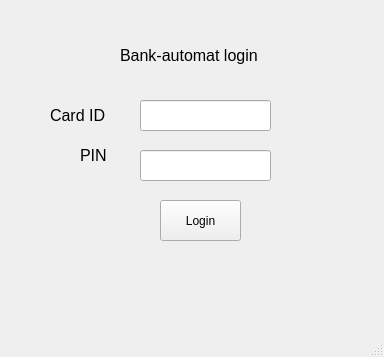
Above: bank-automat/mainwindow.ui from 25kmo-project/group_11 before the change. Below: the same form after it.
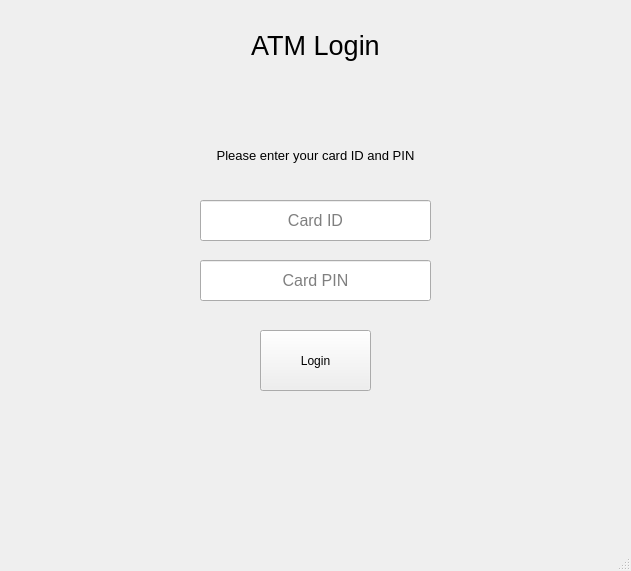
That is the form after the change.

Commit message: Muokattu kirjautumisen virheenkäsittelyä

The edit to the form file:
```diff
--- a/bank-automat/mainwindow.ui
+++ b/bank-automat/mainwindow.ui
@@ -6,120 +6,161 @@
    <rect>
     <x>0</x>
     <y>0</y>
-    <width>384</width>
-    <height>357</height>
+    <width>631</width>
+    <height>571</height>
    </rect>
   </property>
   <property name="windowTitle">
    <string>MainWindow</string>
   </property>
   <widget class="QWidget" name="centralwidget">
-   <widget class="QLabel" name="label">
+   <widget class="QStackedWidget" name="stackedWidget">
     <property name="geometry">
      <rect>
-      <x>120</x>
-      <y>40</y>
-      <width>191</width>
-      <height>31</height>
+      <x>0</x>
+      <y>90</y>
+      <width>631</width>
+      <height>391</height>
      </rect>
     </property>
-    <property name="font">
-     <font>
-      <pointsize>12</pointsize>
-     </font>
+    <property name="currentIndex">
+     <number>0</number>
     </property>
-    <property name="text">
-     <string>Bank-automat login</string>
-    </property>
+    <widget class="QWidget" name="loginPage">
+     <widget class="QLabel" name="labelInfo">
+      <property name="geometry">
+       <rect>
+        <x>180</x>
+        <y>40</y>
+        <width>271</width>
+        <height>51</height>
+       </rect>
+      </property>
+      <property name="font">
+       <font>
+        <pointsize>10</pointsize>
+       </font>
+      </property>
+      <property name="text">
+       <string>Please enter your card ID and PIN</string>
+      </property>
+      <property name="alignment">
+       <set>Qt::AlignmentFlag::AlignCenter</set>
+      </property>
+     </widget>
+     <widget class="QPushButton" name="btnLogin">
+      <property name="geometry">
+       <rect>
+        <x>260</x>
+        <y>240</y>
+        <width>111</width>
+        <height>61</height>
+       </rect>
+      </property>
+      <property name="text">
+       <string>Login</string>
+      </property>
+     </widget>
+     <widget class="QLineEdit" name="textCardId">
+      <property name="geometry">
+       <rect>
+        <x>200</x>
+        <y>110</y>
+        <width>231</width>
+        <height>41</height>
+       </rect>
+      </property>
+      <property name="font">
+       <font>
+        <pointsize>12</pointsize>
+       </font>
+      </property>
+      <property name="text">
+       <string/>
+      </property>
+      <property name="alignment">
+       <set>Qt::AlignmentFlag::AlignCenter</set>
+      </property>
+      <property name="placeholderText">
+       <string>Card ID</string>
+      </property>
+     </widget>
+     <widget class="QLabel" name="labelError">
+      <property name="geometry">
+       <rect>
+        <x>200</x>
+        <y>320</y>
+        <width>231</width>
+        <height>61</height>
+       </rect>
+      </property>
+      <property name="font">
+       <font>
+        <pointsize>12</pointsize>
+       </font>
+      </property>
+      <property name="text">
+       <string/>
+      </property>
+      <property name="alignment">
+       <set>Qt::AlignmentFlag::AlignCenter</set>
+      </property>
+      <property name="wordWrap">
+       <bool>true</bool>
+      </property>
+     </widget>
+     <widget class="QLineEdit" name="textPin">
+      <property name="geometry">
+       <rect>
+        <x>200</x>
+        <y>170</y>
+        <width>231</width>
+        <height>41</height>
+       </rect>
+      </property>
+      <property name="font">
+       <font>
+        <pointsize>12</pointsize>
+       </font>
+      </property>
+      <property name="text">
+       <string/>
+      </property>
+      <property name="maxLength">
+       <number>4</number>
+      </property>
+      <property name="echoMode">
+       <enum>QLineEdit::EchoMode::Password</enum>
+      </property>
+      <property name="alignment">
+       <set>Qt::AlignmentFlag::AlignCenter</set>
+      </property>
+      <property name="placeholderText">
+       <string>Card PIN</string>
+      </property>
+     </widget>
+    </widget>
+    <widget class="QWidget" name="cardSelectionPage"/>
    </widget>
    <widget class="QLabel" name="label_2">
     <property name="geometry">
      <rect>
-      <x>50</x>
-      <y>100</y>
-      <width>71</width>
-      <height>31</height>
+      <x>200</x>
+      <y>20</y>
+      <width>231</width>
+      <height>51</height>
      </rect>
     </property>
     <property name="font">
      <font>
-      <pointsize>12</pointsize>
+      <pointsize>20</pointsize>
      </font>
     </property>
     <property name="text">
-     <string>Card ID</string>
+     <string>ATM Login</string>
     </property>
-   </widget>
-   <widget class="QLabel" name="label_3">
-    <property name="geometry">
-     <rect>
-      <x>80</x>
-      <y>140</y>
-      <width>61</width>
-      <height>31</height>
-     </rect>
-    </property>
-    <property name="font">
-     <font>
-      <pointsize>12</pointsize>
-     </font>
-    </property>
-    <property name="text">
-     <string>PIN</string>
-    </property>
-   </widget>
-   <widget class="QLabel" name="labelInfo">
-    <property name="geometry">
-     <rect>
-      <x>110</x>
-      <y>250</y>
-      <width>241</width>
-      <height>31</height>
-     </rect>
-    </property>
-    <property name="font">
-     <font>
-      <pointsize>12</pointsize>
-     </font>
-    </property>
-    <property name="text">
-     <string/>
-    </property>
-   </widget>
-   <widget class="QPushButton" name="btnLogin">
-    <property name="geometry">
-     <rect>
-      <x>160</x>
-      <y>200</y>
-      <width>81</width>
-      <height>41</height>
-     </rect>
-    </property>
-    <property name="text">
-     <string>Login</string>
-    </property>
-   </widget>
-   <widget class="QLineEdit" name="textCardId">
-    <property name="geometry">
-     <rect>
-      <x>140</x>
-      <y>100</y>
-      <width>131</width>
-      <height>31</height>
-     </rect>
-    </property>
-   </widget>
-   <widget class="QLineEdit" name="textPin">
-    <property name="geometry">
-     <rect>
-      <x>140</x>
-      <y>150</y>
-      <width>131</width>
-      <height>31</height>
-     </rect>
-    </property>
-    <property name="echoMode">
-     <enum>QLineEdit::EchoMode::Password</enum>
+    <property name="alignment">
+     <set>Qt::AlignmentFlag::AlignCenter</set>
     </property>
    </widget>
   </widget>
```
Left out of the diff: 2 changed lines with no effect on the pictures. The commit also changes 2 other files.
